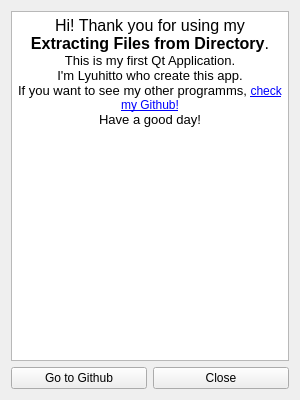
This is about.ui in Lyuhitto/extracting_files_from_dir as Qt 5 draws it before an edit. The edited form follows.
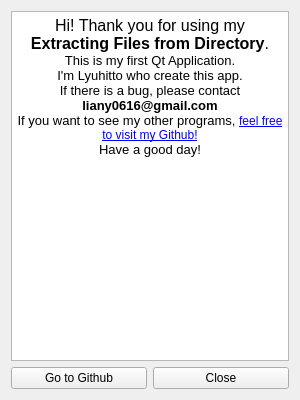
This is the edited form. Icons and pictures are not drawn.

```diff
--- a/about.ui
+++ b/about.ui
@@ -24,7 +24,8 @@
 &lt;p align=&quot;center&quot; style=&quot; margin-top:0px; margin-bottom:0px; margin-left:0px; margin-right:0px; -qt-block-indent:0; text-indent:0px;&quot;&gt;&lt;span style=&quot; font-size:12pt;&quot;&gt;Hi! Thank you for using my &lt;/span&gt;&lt;span style=&quot; font-family:'Consolas,  Menlo, Monaco,  Courier New , monospace,Consolas,Courier New,monospace'; font-size:12pt; font-weight:600; color:#000000;&quot;&gt;Extracting Files from Directory&lt;/span&gt;&lt;span style=&quot; font-size:12pt;&quot;&gt;.&lt;/span&gt;&lt;/p&gt;
 &lt;p align=&quot;center&quot; style=&quot; margin-top:0px; margin-bottom:0px; margin-left:0px; margin-right:0px; -qt-block-indent:0; text-indent:0px;&quot;&gt;&lt;span style=&quot; font-size:10pt;&quot;&gt;This is my first Qt Application.&lt;/span&gt;&lt;/p&gt;
 &lt;p align=&quot;center&quot; style=&quot; margin-top:0px; margin-bottom:0px; margin-left:0px; margin-right:0px; -qt-block-indent:0; text-indent:0px;&quot;&gt;&lt;span style=&quot; font-size:10pt;&quot;&gt;I'm Lyuhitto who create this app.&lt;/span&gt;&lt;/p&gt;
-&lt;p align=&quot;center&quot; style=&quot; margin-top:0px; margin-bottom:0px; margin-left:0px; margin-right:0px; -qt-block-indent:0; text-indent:0px;&quot;&gt;&lt;span style=&quot; font-size:10pt;&quot;&gt;If you want to see my other programms, &lt;/span&gt;&lt;a href=&quot;https://github.com/Lyuhitto&quot;&gt;&lt;span style=&quot; text-decoration: underline; color:#0000ff;&quot;&gt;check my Github!&lt;/span&gt;&lt;/a&gt;&lt;/p&gt;
+&lt;p align=&quot;center&quot; style=&quot; margin-top:0px; margin-bottom:0px; margin-left:0px; margin-right:0px; -qt-block-indent:0; text-indent:0px;&quot;&gt;&lt;span style=&quot; font-size:10pt;&quot;&gt;If there is a bug, please contact &lt;/span&gt;&lt;span style=&quot; font-size:10pt; font-weight:600;&quot;&gt;liany0616@gmail.com&lt;/span&gt;&lt;/p&gt;
+&lt;p align=&quot;center&quot; style=&quot; margin-top:0px; margin-bottom:0px; margin-left:0px; margin-right:0px; -qt-block-indent:0; text-indent:0px;&quot;&gt;&lt;span style=&quot; font-size:10pt;&quot;&gt;If you want to see my other programs, &lt;/span&gt;&lt;a href=&quot;https://github.com/Lyuhitto&quot;&gt;&lt;span style=&quot; text-decoration: underline; color:#0000ff;&quot;&gt;feel free to visit my Github!&lt;/span&gt;&lt;/a&gt;&lt;/p&gt;
 &lt;p align=&quot;center&quot; style=&quot; margin-top:0px; margin-bottom:0px; margin-left:0px; margin-right:0px; -qt-block-indent:0; text-indent:0px;&quot;&gt;&lt;span style=&quot; font-size:10pt;&quot;&gt;Have a good day!&lt;/span&gt;&lt;/p&gt;&lt;/body&gt;&lt;/html&gt;</string>
      </property>
     </widget>
```
Left out of the diff: 8 changed lines with no effect on the pictures.
